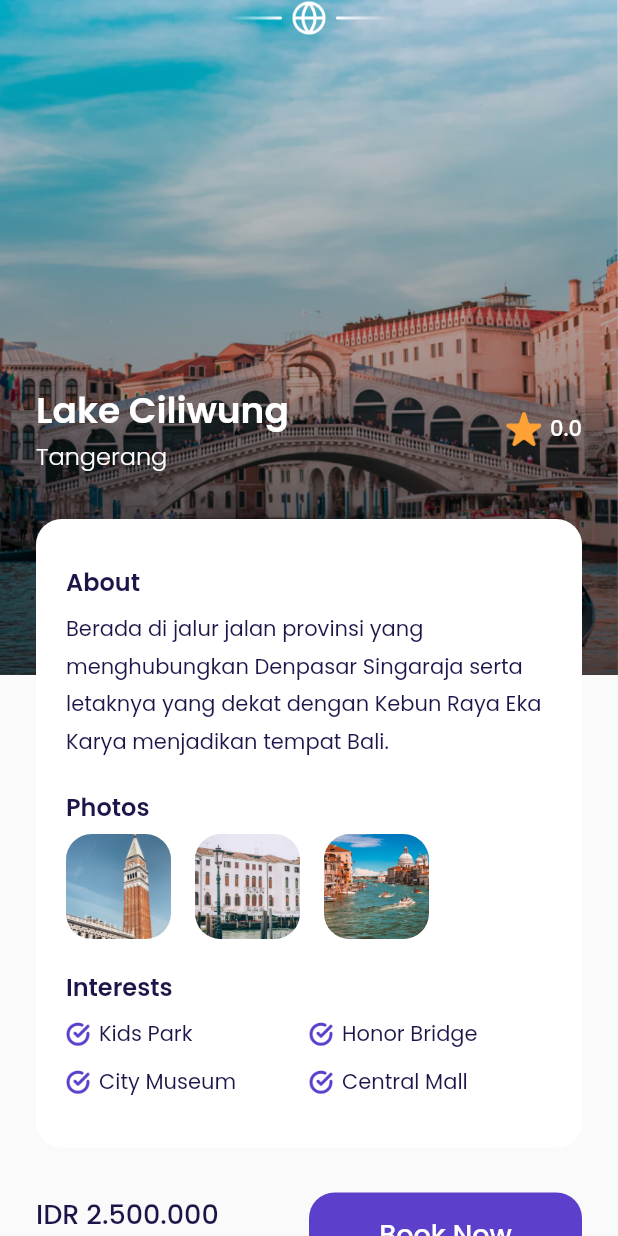
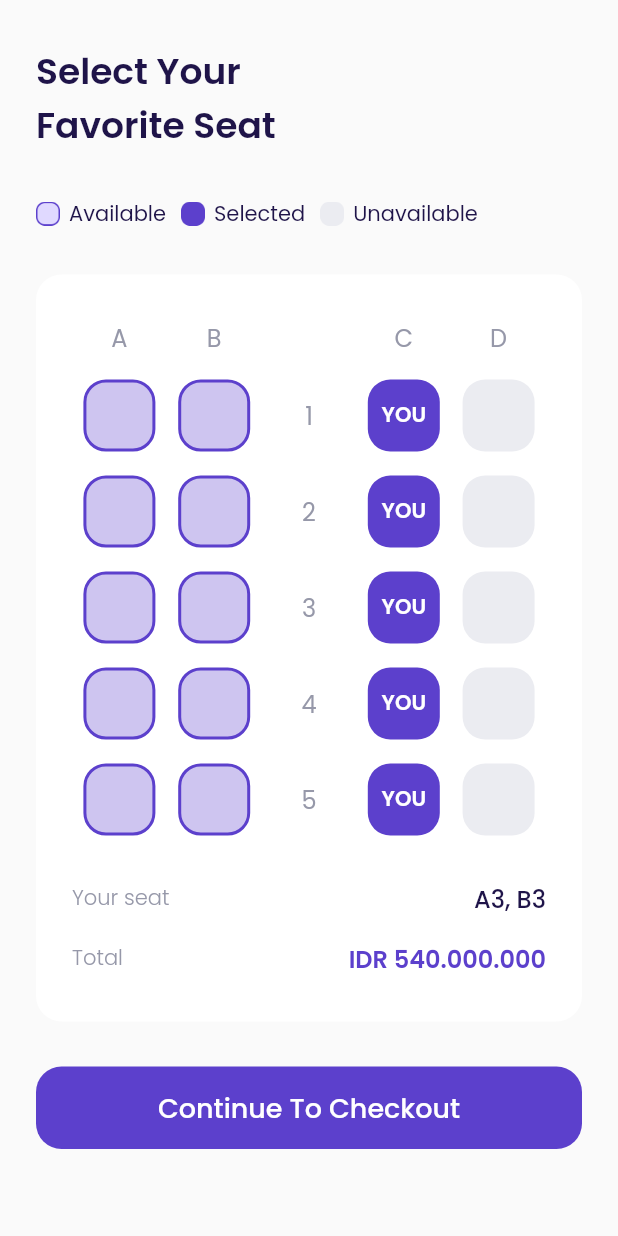
Before and after one commit to rafliandreansyah/airplane_ticket, a Flutter app: the DetailPage screen opened by its route, after a tap on "Book Now", on a phone screen of 412 x 824 dp. Run offline on Flutter 3.47's test engine with Material 2 defaults, Android fonts, the light colour scheme and no system bars; our stand-ins replace google_fonts.

Commit message:
[NEW] - Slicing choose seat page

```diff
--- a/lib/main.dart
+++ b/lib/main.dart
@@ -1,4 +1,5 @@
 import 'package:airplane_ticket/ui/pages/bonus_page.dart';
+import 'package:airplane_ticket/ui/pages/choose_seat.dart';
 import 'package:airplane_ticket/ui/pages/detail_page.dart';
 import 'package:airplane_ticket/ui/pages/home_page.dart';
 import 'package:airplane_ticket/ui/pages/main_page.dart';
@@ -37,6 +38,7 @@ class MyApp extends StatelessWidget {
         MainPage.routeName: (context) => const MainPage(),
         HomePage.routeName: (context) => const HomePage(),
         DetailPage.routeName: (context) => const DetailPage(),
+        ChooseSeat.routeName: (context) => const ChooseSeat(),
       },
     );
   }
--- a/lib/shared/theme.dart
+++ b/lib/shared/theme.dart
@@ -14,6 +14,11 @@ Color colorGreen = const Color(0xff0EC3AE);
 Color colorRed = const Color(0xffEB70A5);
 Color colorBackground = const Color(0xffFAFAFA);
 Color colorTransparent = Colors.transparent;
+Color colorUnavailable = const Color(0xffEBECF1);
+
+TextStyle purpleText = GoogleFonts.poppins(
+  color: colorPrimary,
+);
 
 TextStyle blackText = GoogleFonts.poppins(
   color: colorBlack,
--- /dev/null
+++ b/lib/ui/pages/choose_seat.dart
@@ -0,0 +1,259 @@
+import 'package:airplane_ticket/shared/theme.dart';
+import 'package:airplane_ticket/ui/widget/button_primary.dart';
+import 'package:airplane_ticket/ui/widget/row_seat.dart';
+import 'package:flutter/material.dart';
+
+class ChooseSeat extends StatelessWidget {
+  const ChooseSeat({super.key});
+
+  static const String routeName = '/choose-seat';
+
+  @override
+  Widget build(BuildContext context) {
+    Widget title() {
+      return Container(
+        margin: const EdgeInsets.only(top: 30),
+        child: Text(
+          'Select Your\nFavorite Seat',
+          style: blackText.copyWith(
+            fontSize: 24,
+            fontWeight: fontWeightSemiBold,
+          ),
+        ),
+      );
+    }
+
+    Widget seatStatus() {
+      return Container(
+        margin: const EdgeInsets.only(top: 30),
+        child: Wrap(
+          spacing: 10,
+          runAlignment: WrapAlignment.start,
+          runSpacing: 10,
+          direction: Axis.horizontal,
+          children: [
+            Row(
+              mainAxisSize: MainAxisSize.min,
+              children: [
+                Container(
+                  width: 16,
+                  height: 16,
+                  margin: const EdgeInsets.only(right: 6),
+                  decoration: const BoxDecoration(
+                    image: DecorationImage(
+                      image: AssetImage('assets/icon/ic_seat_available.png'),
+                    ),
+                  ),
+                ),
+                Text(
+                  'Available',
+                  style: blackText,
+                ),
+              ],
+            ),
+            Row(
+              mainAxisSize: MainAxisSize.min,
+              children: [
+                Container(
+                  width: 16,
+                  height: 16,
+                  margin: const EdgeInsets.only(right: 6),
+                  decoration: const BoxDecoration(
+                    image: DecorationImage(
+                      image: AssetImage('assets/icon/ic_seat_selected.png'),
+                    ),
+                  ),
+                ),
+                Text(
+                  'Selected',
+                  style: blackText,
+                ),
+              ],
+            ),
+            Row(
+              mainAxisSize: MainAxisSize.min,
+              children: [
+                Container(
+                  width: 16,
+                  height: 16,
+                  margin: const EdgeInsets.only(right: 6),
+                  decoration: const BoxDecoration(
+                    image: DecorationImage(
+                      image: AssetImage('assets/icon/ic_seat_unavailable.png'),
+                    ),
+                  ),
+                ),
+                Text(
+                  'Unavailable',
+                  style: blackText,
+                ),
+              ],
+            ),
+          ],
+        ),
+      );
+    }
+
+    Widget selectedSeat() {
+      return Container(
+        padding: EdgeInsets.symmetric(
+          horizontal: 24,
+          vertical: 30,
+        ),
+        margin: const EdgeInsets.symmetric(vertical: 30),
+        decoration: BoxDecoration(
+          color: colorWhite,
+          borderRadius: BorderRadius.circular(defaultRadius),
+        ),
+        child: Column(
+          children: [
+            Row(
+              children: [
+                Expanded(
+                  child: Text(
+                    'A',
+                    style: greyText.copyWith(
+                      fontSize: 16,
+                    ),
+                    textAlign: TextAlign.center,
+                  ),
+                ),
+                Expanded(
+                  child: Text(
+                    'B',
+                    style: greyText.copyWith(
+                      fontSize: 16,
+                    ),
+                    textAlign: TextAlign.center,
+                  ),
+                ),
+                Expanded(
+                  child: Text(
+                    '',
+                    style: greyText.copyWith(
+                      fontSize: 16,
+                    ),
+                    textAlign: TextAlign.center,
+                  ),
+                ),
+                Expanded(
+                  child: Text(
+                    'C',
+                    style: greyText.copyWith(
+                      fontSize: 16,
+                    ),
+                    textAlign: TextAlign.center,
+                  ),
+                ),
+                Expanded(
+                  child: Text(
+                    'D',
+                    style: greyText.copyWith(
+                      fontSize: 16,
+                    ),
+                    textAlign: TextAlign.center,
+                  ),
+                ),
+              ],
+            ),
+            const SizedBox(
+              height: 16,
+            ),
+            RowSeat(
+              number: 1,
+            ),
+            const SizedBox(
+              height: 16,
+            ),
+            RowSeat(
+              number: 2,
+            ),
+            const SizedBox(
+              height: 16,
+            ),
+            RowSeat(
+              number: 3,
+            ),
+            const SizedBox(
+              height: 16,
+            ),
+            RowSeat(
+              number: 4,
+            ),
+            const SizedBox(
+              height: 16,
+            ),
+            RowSeat(
+              number: 5,
+            ),
+            const SizedBox(
+              height: 30,
+            ),
+            Row(
+              crossAxisAlignment: CrossAxisAlignment.center,
+              mainAxisAlignment: MainAxisAlignment.spaceBetween,
+              children: [
+                Text(
+                  'Your seat',
+                  style: greyText.copyWith(
+                    fontWeight: fontWeightLight,
+                  ),
+                ),
+                Text(
+                  'A3, B3',
+                  style: blackText.copyWith(
+                    fontSize: 16,
+                    fontWeight: fontWeightMedium,
+                  ),
+                )
+              ],
+            ),
+            const SizedBox(
+              height: 16,
+            ),
+            Row(
+              mainAxisAlignment: MainAxisAlignment.spaceBetween,
+              children: [
+                Text(
+                  'Total',
+                  style: greyText.copyWith(
+                    fontWeight: fontWeightLight,
+                  ),
+                ),
+                Text(
+                  'IDR 540.000.000',
+                  style: purpleText.copyWith(
+                    fontSize: 16,
+                    fontWeight: fontWeightSemiBold,
+                  ),
+                ),
+              ],
+            )
+          ],
+        ),
+      );
+    }
+
+    return Scaffold(
+      backgroundColor: colorBackground,
+      body: SafeArea(
+        child: ListView(
+          padding: EdgeInsets.only(
+            left: defaultMargin,
+            right: defaultMargin,
+            bottom: 30,
+          ),
+          children: [
+            title(),
+            seatStatus(),
+            selectedSeat(),
+            ButtonPrimary(
+                title: 'Continue To Checkout',
+                width: double.infinity,
+                onTap: () {}),
+          ],
+        ),
+      ),
+    );
+  }
+}
--- a/lib/ui/pages/detail_page.dart
+++ b/lib/ui/pages/detail_page.dart
@@ -1,4 +1,5 @@
 import 'package:airplane_ticket/shared/theme.dart';
+import 'package:airplane_ticket/ui/pages/choose_seat.dart';
 import 'package:airplane_ticket/ui/widget/button_primary.dart';
 import 'package:airplane_ticket/ui/widget/interest_item.dart';
 import 'package:airplane_ticket/ui/widget/photo_item.dart';
@@ -207,7 +208,9 @@ class DetailPage extends StatelessWidget {
                     child: ButtonPrimary(
                       title: 'Book Now',
                       width: double.infinity,
-                      onTap: () {},
+                      onTap: () {
+                        Navigator.of(context).pushNamed(ChooseSeat.routeName);
+                      },
                     ),
                   )
                 ],
--- /dev/null
+++ b/lib/ui/widget/row_seat.dart
@@ -0,0 +1,44 @@
+import 'package:airplane_ticket/ui/widget/seat_item.dart';
+import 'package:flutter/material.dart';
+import '../../shared/theme.dart';
+
+class RowSeat extends StatelessWidget {
+  final int number;
+  const RowSeat({
+    super.key,
+    required this.number,
+  });
+
+  @override
+  Widget build(BuildContext context) {
+    return Row(
+      mainAxisAlignment: MainAxisAlignment.spaceAround,
+      children: [
+        SeatItem(
+          status: 0,
+        ),
+        SeatItem(
+          status: 0,
+        ),
+        Container(
+          width: 48,
+          height: 48,
+          child: Center(
+            child: Text(
+              '$number',
+              style: greyText.copyWith(
+                fontSize: 16,
+              ),
+            ),
+          ),
+        ),
+        SeatItem(
+          status: 1,
+        ),
+        SeatItem(
+          status: 2,
+        ),
+      ],
+    );
+  }
+}
--- /dev/null
+++ b/lib/ui/widget/seat_item.dart
@@ -0,0 +1,54 @@
+import 'package:flutter/material.dart';
+import '../../shared/theme.dart';
+
+class SeatItem extends StatelessWidget {
+  int status;
+  SeatItem({
+    super.key,
+    required this.status,
+  });
+
+  @override
+  Widget build(BuildContext context) {
+    Widget seatItem() {
+      var decoration;
+      if (status == 0) {
+        decoration = BoxDecoration(
+          border: Border.all(
+            width: 2,
+            color: colorPrimary,
+          ),
+          color: colorPrimary.withOpacity(0.3),
+          borderRadius: BorderRadius.circular(15),
+        );
+      } else if (status == 1) {
+        decoration = BoxDecoration(
+          color: colorPrimary,
+          borderRadius: BorderRadius.circular(15),
+        );
+      } else {
+        decoration = BoxDecoration(
+          color: colorUnavailable,
+          borderRadius: BorderRadius.circular(15),
+        );
+      }
+
+      return Container(
+          width: 48,
+          height: 48,
+          decoration: decoration,
+          child: status == 1
+              ? Center(
+                  child: Text(
+                    'YOU',
+                    style: whiteText.copyWith(
+                      fontWeight: fontWeightSemiBold,
+                    ),
+                  ),
+                )
+              : null);
+    }
+
+    return seatItem();
+  }
+}
```
